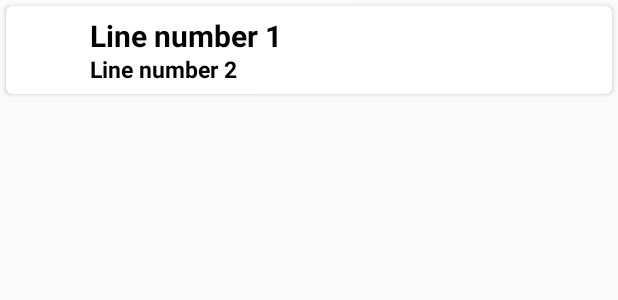
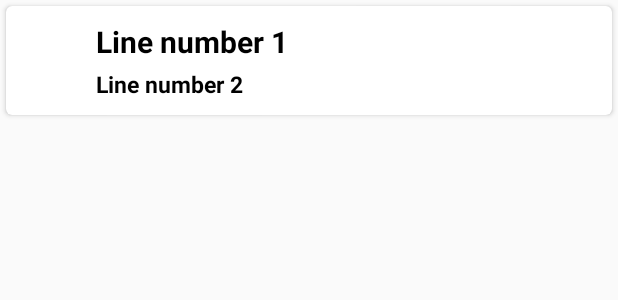
Before and after one commit to grvmishra788/RemindToDo, an Android app: the layout layout_todoitem.xml on its own in the app's theme, with its tools: preview values and no code run, on a phone screen of 412 x 824 dp. Shown: the top 300 px of the screen. Run offline under Robolectric (Android 15) with nearby library versions, the phone set to English and light mode, and no system bars.

Commit message:
Fixed minor bug : MultiLine ToDo Item Description overlapping with ToDo Item Date

```diff
--- a/app/src/main/res/layout/layout_todoitem.xml
+++ b/app/src/main/res/layout/layout_todoitem.xml
@@ -6,15 +6,22 @@
     app:cardCornerRadius="4dp"
     android:layout_margin="4dp">
 
-    <RelativeLayout
+    <LinearLayout
         android:layout_width="match_parent"
         android:layout_height="wrap_content"
-        android:layout_margin="4dp">
+        android:layout_margin="4dp"
+        android:orientation="horizontal">
 
         <ImageView
             android:id="@+id/imageView"
             android:layout_width="50dp"
             android:layout_height="50dp" />
+
+        <LinearLayout
+        android:layout_width="match_parent"
+        android:layout_height="wrap_content"
+        android:layout_margin="4dp"
+        android:orientation="vertical">
 
             <TextView
                 android:id="@+id/textView1"
@@ -24,25 +31,19 @@
                 android:text="Line number 1"
                 android:textSize="20sp"
                 android:textStyle="bold"
-            android:textColor="@android:color/black"
-            android:layout_alignParentTop="true"
-            android:layout_toRightOf="@+id/imageView" />
+                android:textColor="@android:color/black" />
 
             <TextView
                 android:id="@+id/textView2"
                 android:layout_width="wrap_content"
                 android:layout_height="wrap_content"
-            android:layout_below="@+id/textView1"
-            android:layout_alignParentTop="true"
-            android:layout_marginLeft="0dp"
-            android:layout_marginTop="25dp"
-            android:layout_toRightOf="@+id/imageView"
                 android:padding="2dp"
                 android:text="Line number 2"
                 android:textColor="@android:color/black"
                 android:textSize="15sp"
                 android:textStyle="bold" />
 
-    </RelativeLayout>
+        </LinearLayout>
 
+    </LinearLayout>
 </android.support.v7.widget.CardView>
```
Lines whose indentation alone changed are shown as unchanged.
